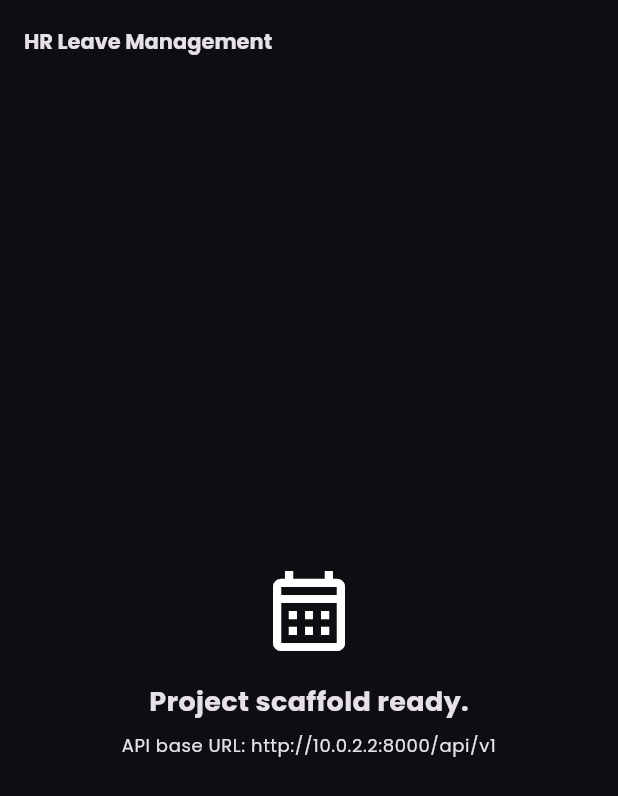
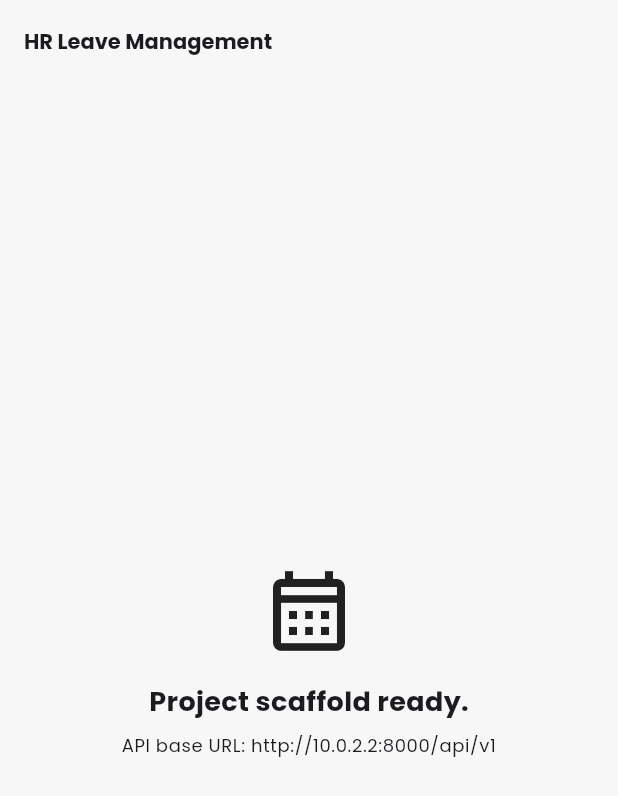
Before and after one commit to sokhai-cambodia/hr-leave-management-flutter, a Flutter app: the screen it shows after launch, on a phone screen of 412 x 824 dp. Shown: the top 796 px of the screen. Run offline on Flutter 3.47's test engine with Material 3 defaults, Android fonts, the phone set to English and light mode, and no system bars; our stand-ins replace get, google_fonts.

Commit message:
Revise design tokens: switch to light-first, brick-red theme (v2)
Reviewed a Figma Community HRMS reference the user found closer to the
desired look. Replaces the earlier dark/indigo/pill-button/filled-input
direction with: light-first theme, #CA282C brick-red accent, subtle 12-14px
corner radii (not full pills), outlined/bordered form fields instead of
filled-borderless. Dark mode kept available as a toggle.

Also documents two reusable structural patterns from that reference for
later screens: a 2-column card-grid dashboard layout, and segmented chip
toggles for binary/small-set choices. Attendance/check-in related screens
from the reference (Punch In/Out, Attendance History, Device Lock) don't
apply - our backend has no attendance-tracking model, only leave balances/
requests/plans/recommender.

SPEC.md S9 updated to match; same tokens intended for the sibling Android/
Compose app for cross-app brand consistency.

```diff
--- a/lib/app/theme/app_theme.dart
+++ b/lib/app/theme/app_theme.dart
@@ -2,26 +2,31 @@ import 'package:flutter/material.dart';
 import 'package:google_fonts/google_fonts.dart';
 
 /// Shared brand design tokens for HR Leave Management.
+///
+/// Direction: light-first, minimal/clean, inspired by a reviewed Figma
+/// Community HRMS reference (card-grid dashboard, segmented toggles,
+/// outlined form fields, brick-red accent, subtle 8-ish px corners).
 ///
 /// These values are mirrored in the Jetpack Compose theme of the sibling
 /// Android app so both clients present one consistent product, even though
 /// they're built on completely different frameworks. Keep the two in sync
 /// if a token changes here.
 abstract class AppColors {
-  static const Color primary = Color(0xFF3F51B5); // Indigo
-  static const Color darkBackground = Color(0xFF0E0E12);
-  static const Color darkSurface = Color(0xFF1A1A20);
-  static const Color lightBackground = Color(0xFFF7F7FA);
+  static const Color primary = Color(0xFFCA282C); // Brick red
+  static const Color darkBackground = Color(0xFF121212);
+  static const Color darkSurface = Color(0xFF1E1E1E);
+  static const Color lightBackground = Color(0xFFF7F7F8);
   static const Color lightSurface = Color(0xFFFFFFFF);
-  static const Color danger = Color(0xFFE53935);
+  static const Color lightBorder = Color(0xFFE1E1E4);
+  static const Color danger = Color(0xFFCA282C);
   static const Color warning = Color(0xFFFB8C00);
-  static const Color success = Color(0xFF43A047);
+  static const Color success = Color(0xFF2E7D32);
 }
 
 abstract class AppShapes {
-  static const double buttonRadius = 28;
-  static const double cardRadius = 16;
-  static const double fieldRadius = 14;
+  static const double buttonRadius = 12;
+  static const double cardRadius = 14;
+  static const double fieldRadius = 12;
 }
 
 class AppTheme {
@@ -37,6 +42,7 @@ class AppTheme {
         : AppColors.lightBackground;
     final surface = isDark ? AppColors.darkSurface : AppColors.lightSurface;
     final onSurface = isDark ? Colors.white : Colors.black87;
+    final border = isDark ? Colors.white24 : AppColors.lightBorder;
 
     final colorScheme = ColorScheme(
       brightness: brightness,
@@ -70,7 +76,8 @@ class AppTheme {
       ),
       cardTheme: CardThemeData(
         color: surface,
-        elevation: 0,
+        elevation: 1,
+        shadowColor: Colors.black.withValues(alpha: 0.08),
         shape: RoundedRectangleBorder(
           borderRadius: BorderRadius.circular(AppShapes.cardRadius),
         ),
@@ -80,11 +87,19 @@ class AppTheme {
         fillColor: surface,
         border: OutlineInputBorder(
           borderRadius: BorderRadius.circular(AppShapes.fieldRadius),
-          borderSide: BorderSide.none,
+          borderSide: BorderSide(color: border),
+        ),
+        enabledBorder: OutlineInputBorder(
+          borderRadius: BorderRadius.circular(AppShapes.fieldRadius),
+          borderSide: BorderSide(color: border),
+        ),
+        focusedBorder: OutlineInputBorder(
+          borderRadius: BorderRadius.circular(AppShapes.fieldRadius),
+          borderSide: const BorderSide(color: AppColors.primary, width: 1.5),
         ),
         contentPadding: const EdgeInsets.symmetric(
           horizontal: 16,
-          vertical: 16,
+          vertical: 14,
         ),
       ),
       elevatedButtonTheme: ElevatedButtonThemeData(
@@ -92,6 +107,7 @@ class AppTheme {
           backgroundColor: AppColors.primary,
           foregroundColor: Colors.white,
           minimumSize: const Size.fromHeight(52),
+          elevation: 0,
           shape: RoundedRectangleBorder(
             borderRadius: BorderRadius.circular(AppShapes.buttonRadius),
           ),
@@ -103,6 +119,7 @@ class AppTheme {
       chipTheme: ChipThemeData(
         shape: RoundedRectangleBorder(
           borderRadius: BorderRadius.circular(AppShapes.buttonRadius),
+          side: BorderSide(color: border),
         ),
       ),
       useMaterial3: true,
--- a/lib/main.dart
+++ b/lib/main.dart
@@ -17,7 +17,7 @@ class HrLeaveManagementApp extends StatelessWidget {
       title: 'HR Leave Management',
       theme: AppTheme.light,
       darkTheme: AppTheme.dark,
-      themeMode: ThemeMode.dark,
+      themeMode: ThemeMode.light,
       home: const PlaceholderHomePage(),
     );
   }
```
Also changed, not shown: 1 other file.
